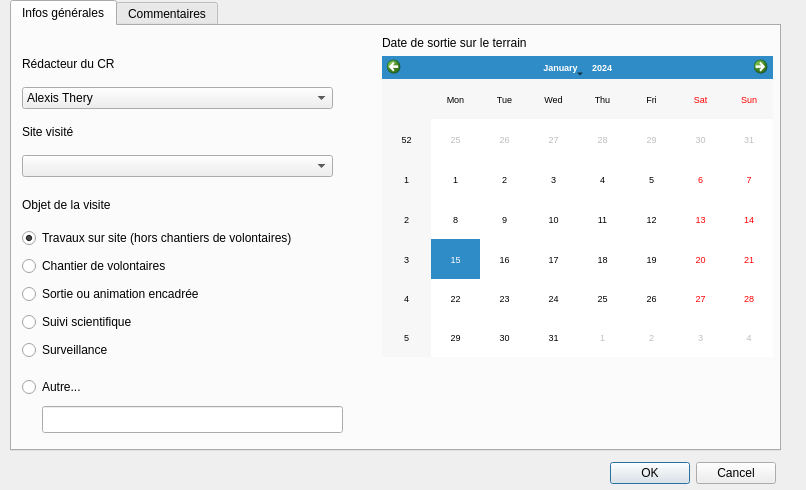
Qt form ui_bdtravaux_sortie.ui (VincentD/bdtravaux) before a commit.
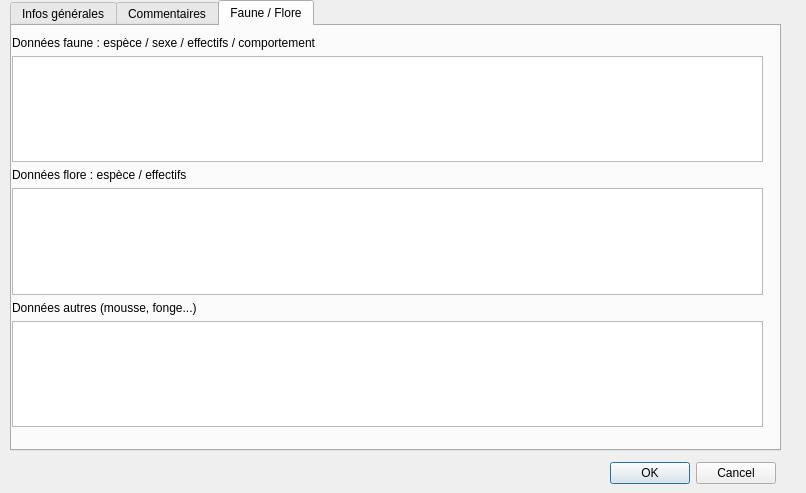
The same form after that commit.

Commit message: issue #19 : QTextEdit "Faune", "Flore" et "Autre" transférés vers le foormulaire "bdtravaux_sortie". Requête adaptée dans le module "sortie". Reste à tester et récupérer ces données dans le composeur.

Diff of the .ui file:
```diff
--- a/ui_bdtravaux_sortie.ui
+++ b/ui_bdtravaux_sortie.ui
@@ -7,7 +7,7 @@
     <x>0</x>
     <y>0</y>
     <width>806</width>
-    <height>490</height>
+    <height>493</height>
    </rect>
   </property>
   <property name="windowTitle">
@@ -48,7 +48,7 @@
     <enum>QTabWidget::Rounded</enum>
    </property>
    <property name="currentIndex">
-    <number>0</number>
+    <number>2</number>
    </property>
    <widget class="QWidget" name="tab_quand">
     <property name="toolTip">
@@ -309,6 +309,53 @@
      </property>
     </widget>
    </widget>
+   <widget class="QWidget" name="tab">
+    <attribute name="title">
+     <string>Faune / Flore</string>
+    </attribute>
+    <widget class="QWidget" name="">
+     <property name="geometry">
+      <rect>
+       <x>0</x>
+       <y>10</y>
+       <width>751</width>
+       <height>391</height>
+      </rect>
+     </property>
+     <layout class="QVBoxLayout" name="verticalLayout_3">
+      <item>
+       <widget class="QLabel" name="lbl_natfaune">
+        <property name="text">
+         <string>Données faune : espèce / sexe / effectifs / comportement</string>
+        </property>
+       </widget>
+      </item>
+      <item>
+       <widget class="QTextEdit" name="natfaune"/>
+      </item>
+      <item>
+       <widget class="QLabel" name="lbl_natflore">
+        <property name="text">
+         <string>Données flore : espèce / effectifs</string>
+        </property>
+       </widget>
+      </item>
+      <item>
+       <widget class="QTextEdit" name="natflore"/>
+      </item>
+      <item>
+       <widget class="QLabel" name="lbl_natautre">
+        <property name="text">
+         <string>Données autres (mousse, fonge...)</string>
+        </property>
+       </widget>
+      </item>
+      <item>
+       <widget class="QTextEdit" name="natautre"/>
+      </item>
+     </layout>
+    </widget>
+   </widget>
   </widget>
  </widget>
  <resources/>
```
Left out of the diff: 2 changed lines with no effect on the pictures. The commit also changes 2 other files.
